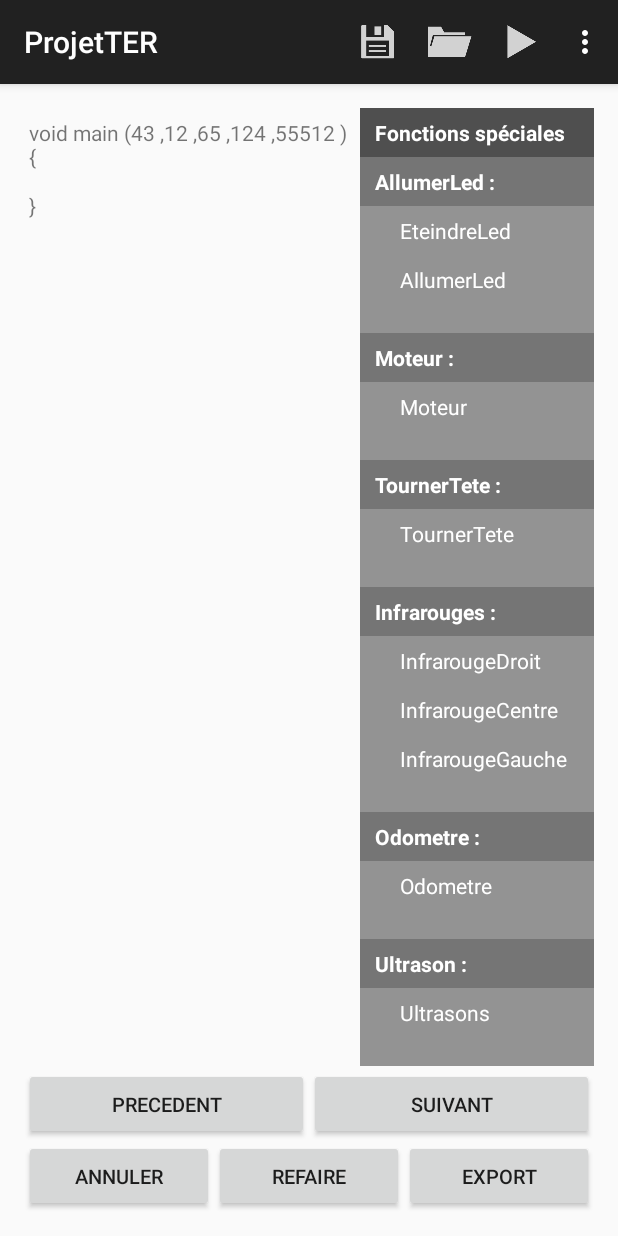
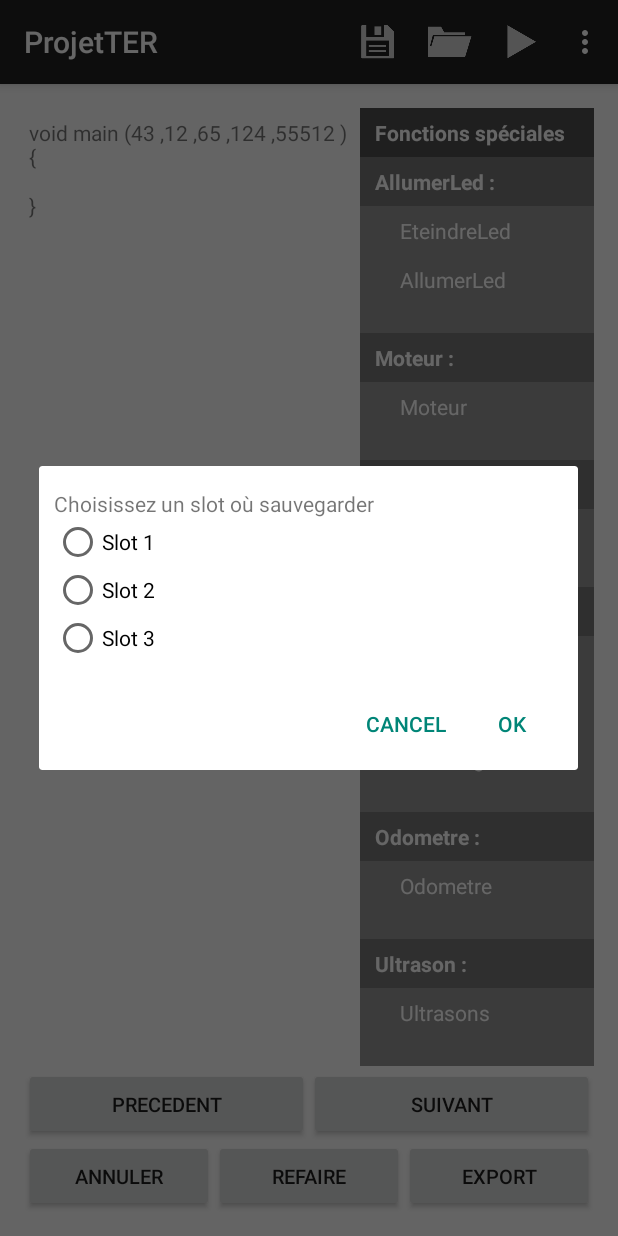
Before and after one commit to alistarle/projet-TER-M1-1, an Android app: the screen it shows after launch (AlgoActivity), after a tap on "Sauvegarder", on a phone screen of 412 x 824 dp. Run offline under Robolectric (Android 15) with nearby library versions, the phone set to English and light mode, and no system bars.

Commit message:
slots save/load

```diff
--- a/Android/app/src/main/AndroidManifest.xml
+++ b/Android/app/src/main/AndroidManifest.xml
@@ -17,7 +17,7 @@
         <activity
             android:name=".ui.AlgoActivity"
             android:label="@string/app_name"
-            android:screenOrientation="portrait">
+            >
             <intent-filter>
 
                 <action android:name="android.intent.action.MAIN" />
--- a/Android/app/src/main/java/com/example/vladimirkarassouloff/projetter/ui/AlgoActivity.java
+++ b/Android/app/src/main/java/com/example/vladimirkarassouloff/projetter/ui/AlgoActivity.java
@@ -1,6 +1,5 @@
 package com.example.vladimirkarassouloff.projetter.ui;
 
-import android.app.Activity;
 import android.app.AlertDialog;
 import android.content.BroadcastReceiver;
 import android.content.Context;
@@ -8,17 +7,16 @@ import android.content.DialogInterface;
 import android.content.Intent;
 import android.content.IntentFilter;
 import android.content.SharedPreferences;
-import android.net.Uri;
-import android.os.SystemClock;
 import android.support.v4.content.LocalBroadcastManager;
 import android.support.v4.widget.DrawerLayout;
-import android.support.v7.app.ActionBarActivity;
 import android.os.Bundle;
 import android.support.v7.app.ActionBarDrawerToggle;
 import android.support.v7.app.AppCompatActivity;
+import android.support.v7.widget.PopupMenu;
 import android.util.Log;
 import android.view.LayoutInflater;
 import android.view.Menu;
+import android.view.MenuInflater;
 import android.view.MenuItem;
 import android.view.View;
 import android.view.animation.Animation;
@@ -27,6 +25,8 @@ import android.widget.Button;
 import android.widget.EditText;
 import android.widget.LinearLayout;
 import android.widget.ListView;
+import android.widget.PopupWindow;
+import android.widget.RadioButton;
 import android.widget.TextView;
 import android.widget.ViewAnimator;
 
@@ -37,16 +37,14 @@ import com.example.vladimirkarassouloff.projetter.myelementsstring.ElementString
 import com.example.vladimirkarassouloff.projetter.network.NetworkInfo;
 import com.example.vladimirkarassouloff.projetter.network.NetworkTask;
 import com.example.vladimirkarassouloff.projetter.ui.myelementsproduction.Production;
+import com.example.vladimirkarassouloff.projetter.ui.myviews.mypopups.PopupLoad;
 import com.example.vladimirkarassouloff.projetter.ui.myviews.AlgoView;
 import com.example.vladimirkarassouloff.projetter.ui.myviews.prompt.PromptConnectionView;
 import com.example.vladimirkarassouloff.projetter.ui.myviews.scrolldraggable.ElementsView;
 import com.example.vladimirkarassouloff.projetter.utils.Debug;
 import com.example.vladimirkarassouloff.projetter.utils.DefaultValues;
-import com.google.android.gms.appindexing.AppIndex;
-import com.google.android.gms.common.api.GoogleApiClient;
 
 import java.io.FileInputStream;
-import java.io.FileNotFoundException;
 import java.io.FileOutputStream;
 import java.io.IOException;
 import java.io.ObjectInputStream;
@@ -55,7 +53,6 @@ import java.util.ArrayList;
 import java.util.Iterator;
 import java.util.List;
 import java.util.Stack;
-import java.util.Vector;
 
 
 public class AlgoActivity extends AppCompatActivity {
@@ -298,15 +295,87 @@ public class AlgoActivity extends AppCompatActivity {
             viewAnimator.setDisplayedChild(2);
             return true;
         }else if(id == R.id.action_save){
-            actionSave(1);
+            showSavePrompt();
         }else if(id == R.id.action_load){
-            actionLoad(1);
+            showLoadPrompt();
         }
 
 
         return super.onOptionsItemSelected(item);
     }
 
+
+    public void showSavePrompt() {
+        LayoutInflater li = LayoutInflater.from(this);
+        View promptsView = li.inflate(R.layout.popup_save, null);
+        AlertDialog.Builder alertDialogBuilder = new AlertDialog.Builder(this);
+        // set prompts.xml to alertdialog builder
+        alertDialogBuilder.setView(promptsView);
+
+        final RadioButton radio1 = (RadioButton)promptsView.findViewById(R.id.saveSlot1);
+        final RadioButton radio2 = (RadioButton)promptsView.findViewById(R.id.saveSlot2);
+        final RadioButton radio3 = (RadioButton)promptsView.findViewById(R.id.saveSlot3);
+
+        alertDialogBuilder.setCancelable(false).setPositiveButton("OK",
+                new DialogInterface.OnClickListener() {
+                    public void onClick(DialogInterface dialog, int id) {
+
+                        if(radio1.isChecked()){
+                            actionSave(1);
+                        }else if(radio2.isChecked()){
+                            actionSave(2);
+                        }else if(radio3.isChecked()){
+                            actionSave(3);
+                        }
+                    }
+                })
+                .setNegativeButton("Cancel",
+                        new DialogInterface.OnClickListener() {
+                            public void onClick(DialogInterface dialog, int id) {
+                                dialog.cancel();
+                            }
+                        });
+
+        AlertDialog alertDialog = alertDialogBuilder.create();
+        alertDialog.show();
+
+    }
+
+    public void showLoadPrompt(){
+
+        LayoutInflater li = LayoutInflater.from(this);
+        View promptsView = li.inflate(R.layout.popup_load, null);
+        AlertDialog.Builder alertDialogBuilder = new AlertDialog.Builder(this);
+        // set prompts.xml to alertdialog builder
+        alertDialogBuilder.setView(promptsView);
+
+        final RadioButton radio1 = (RadioButton)promptsView.findViewById(R.id.saveSlot1);
+        final RadioButton radio2 = (RadioButton)promptsView.findViewById(R.id.saveSlot2);
+        final RadioButton radio3 = (RadioButton)promptsView.findViewById(R.id.saveSlot3);
+
+        alertDialogBuilder.setCancelable(false).setPositiveButton("OK",
+                new DialogInterface.OnClickListener() {
+                    public void onClick(DialogInterface dialog, int id) {
+                        if(radio1.isChecked()){
+                            actionLoad(1);
+                        }else if(radio2.isChecked()){
+                            actionLoad(2);
+                        }else if(radio3.isChecked()){
+                            actionLoad(3);
+                        }
+                    }
+                })
+                .setNegativeButton("Cancel",
+                        new DialogInterface.OnClickListener() {
+                            public void onClick(DialogInterface dialog, int id) {
+                                dialog.cancel();
+                            }
+                        });
+
+        AlertDialog alertDialog = alertDialogBuilder.create();
+        alertDialog.show();
+
+    }
 
     public void showConnexionPrompt() {
         LayoutInflater li = LayoutInflater.from(this);
@@ -323,6 +392,7 @@ public class AlgoActivity extends AppCompatActivity {
         alertDialogBuilder.setCancelable(false).setPositiveButton("OK",
                 new DialogInterface.OnClickListener() {
                     public void onClick(DialogInterface dialog, int id) {
+
                     }
                 })
                 .setNegativeButton("Cancel",
--- /dev/null
+++ b/Android/app/src/main/res/layout/popup_save.xml
@@ -0,0 +1,38 @@
+<LinearLayout xmlns:android="http://schemas.android.com/apk/res/android"
+    android:id="@+id/popup_1"
+    android:layout_width="fill_parent"
+    android:layout_height="fill_parent"
+    android:orientation="vertical"
+    android:padding="10sp" >
+
+    <TextView
+        android:id="@+id/txtView"
+        android:layout_width="wrap_content"
+        android:layout_height="wrap_content"
+        android:layout_marginTop="5sp"
+        android:text="Choisissez un slot où sauvegarder" />
+
+    <RadioGroup
+        android:layout_width="wrap_content"
+        android:layout_height="wrap_content">
+
+        <RadioButton
+            android:id="@id/saveSlot1"
+            android:layout_width="wrap_content"
+            android:layout_height="wrap_content"
+            android:text="Slot 1"/>
+        <RadioButton
+            android:id="@id/saveSlot2"
+            android:layout_width="wrap_content"
+            android:layout_height="wrap_content"
+            android:text="Slot 2"/>
+        <RadioButton
+            android:id="@id/saveSlot3"
+            android:layout_width="wrap_content"
+            android:layout_height="wrap_content"
+            android:text="Slot 3"/>
+
+
+    </RadioGroup>
+
+</LinearLayout>
--- /dev/null
+++ b/Android/app/src/main/res/values/ids.xml
@@ -0,0 +1,6 @@
+<?xml version="1.0" encoding="utf-8"?>
+<resources>
+    <item name="saveSlot1" type="id">saveSlot1</item>
+    <item name="saveSlot2" type="id">saveSlot2</item>
+    <item name="saveSlot3" type="id">saveSlot3</item>
+</resources>
```
Also changed, not shown: Android/app/src/main/java/com/example/vladimirkarassouloff/projetter/ui/myviews/mypopups/PopupLoad.java (added, +45 -0 lines), Android/app/src/main/java/com/example/vladimirkarassouloff/projetter/ui/myviews/mypopups/PopupSave.java (added, +45 -0 lines), Android/app/src/main/res/layout/popup_load.xml (added, +39 -0 lines).
